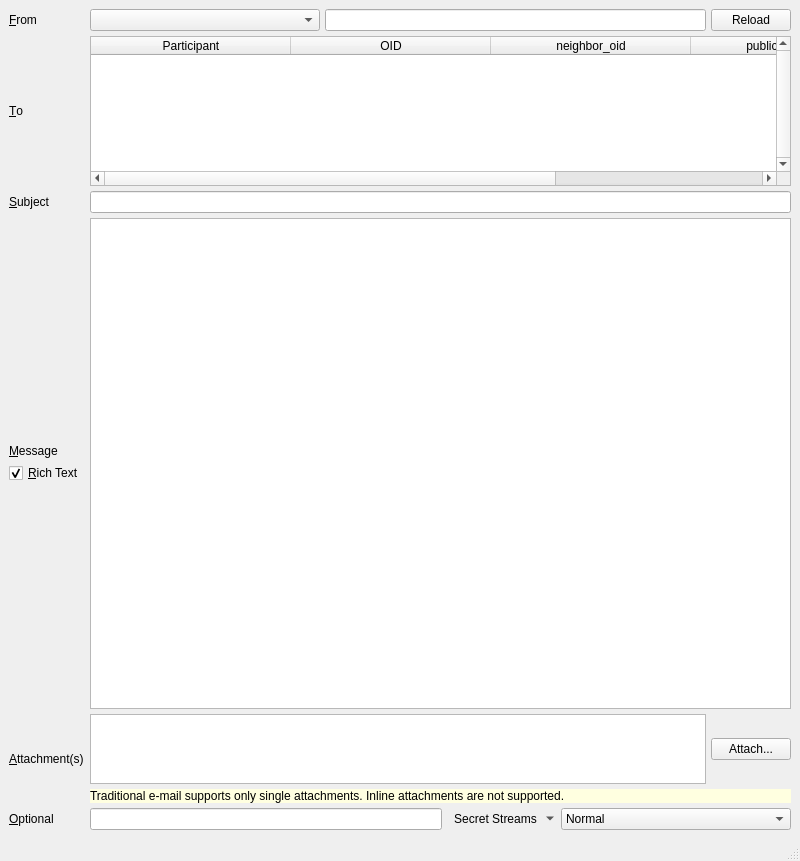
Qt form branches/trunk/UI/spot-on-emailwindow.ui (textbrowser/spot-on) before a commit.
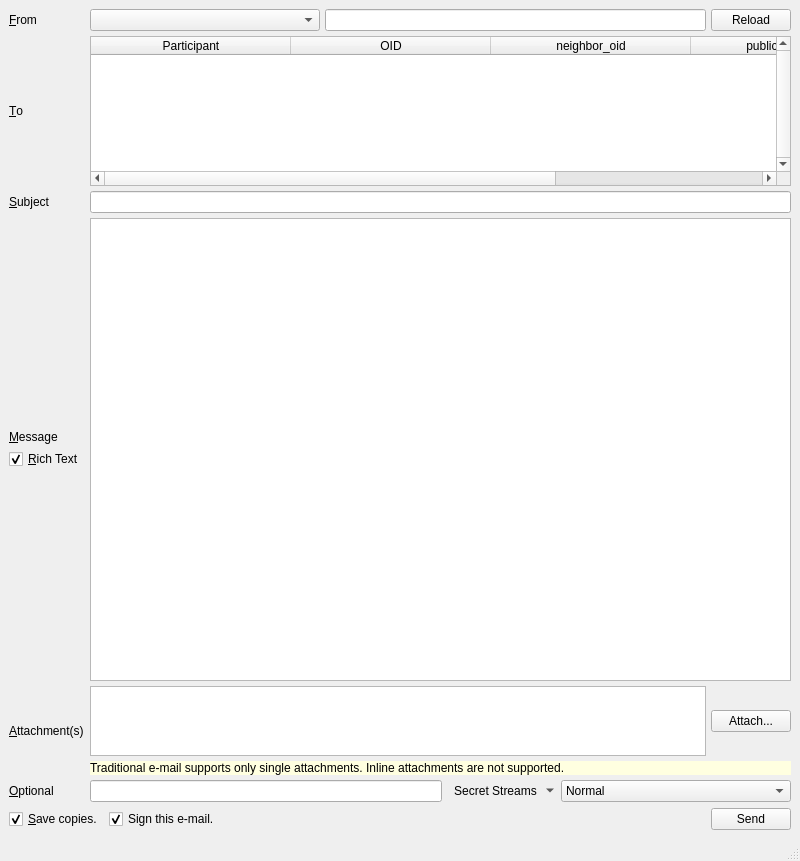
The same form after that commit. Icons and pictures are not drawn.

Commit message: Populate e-mail participants.

The edit to the form file:
```diff
--- a/branches/trunk/UI/spot-on-emailwindow.ui
+++ b/branches/trunk/UI/spot-on-emailwindow.ui
@@ -395,6 +395,62 @@
       </item>
      </layout>
     </item>
+    <item>
+     <layout class="QHBoxLayout" name="horizontalLayout_22">
+      <item>
+       <widget class="QCheckBox" name="saveCopy">
+        <property name="sizePolicy">
+         <sizepolicy hsizetype="Minimum" vsizetype="Preferred">
+          <horstretch>0</horstretch>
+          <verstretch>0</verstretch>
+         </sizepolicy>
+        </property>
+        <property name="text">
+         <string>&amp;Save copies.</string>
+        </property>
+        <property name="checked">
+         <bool>true</bool>
+        </property>
+       </widget>
+      </item>
+      <item>
+       <widget class="QCheckBox" name="sign_this_email">
+        <property name="sizePolicy">
+         <sizepolicy hsizetype="Minimum" vsizetype="Preferred">
+          <horstretch>0</horstretch>
+          <verstretch>0</verstretch>
+         </sizepolicy>
+        </property>
+        <property name="text">
+         <string>Sign this e-mail.</string>
+        </property>
+        <property name="checked">
+         <bool>true</bool>
+        </property>
+       </widget>
+      </item>
+      <item>
+       <spacer name="horizontalSpacer_14">
+        <property name="orientation">
+         <enum>Qt::Horizontal</enum>
+        </property>
+        <property name="sizeHint" stdset="0">
+         <size>
+          <width>40</width>
+          <height>20</height>
+         </size>
+        </property>
+       </spacer>
+      </item>
+      <item>
+       <widget class="QPushButton" name="sendMail">
+        <property name="text">
+         <string>Send</string>
+        </property>
+       </widget>
+      </item>
+     </layout>
+    </item>
    </layout>
   </widget>
   <widget class="QStatusBar" name="statusbar"/>
```
The commit also changes 3 other files.
